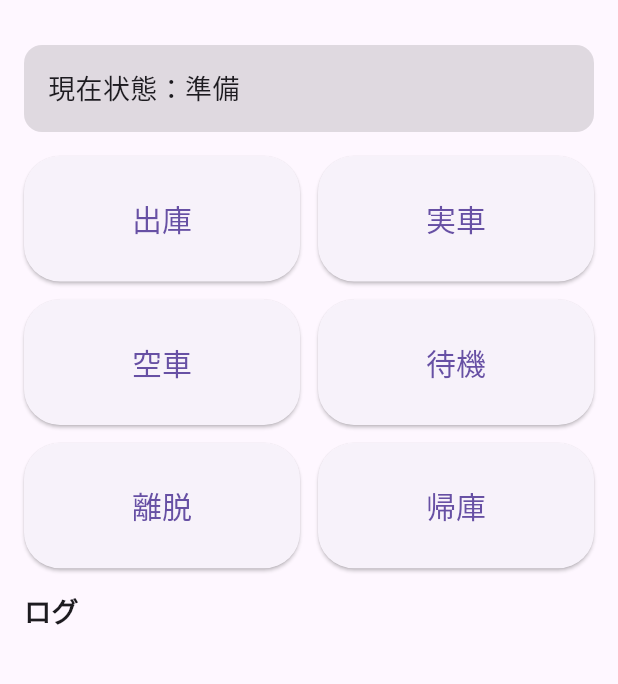
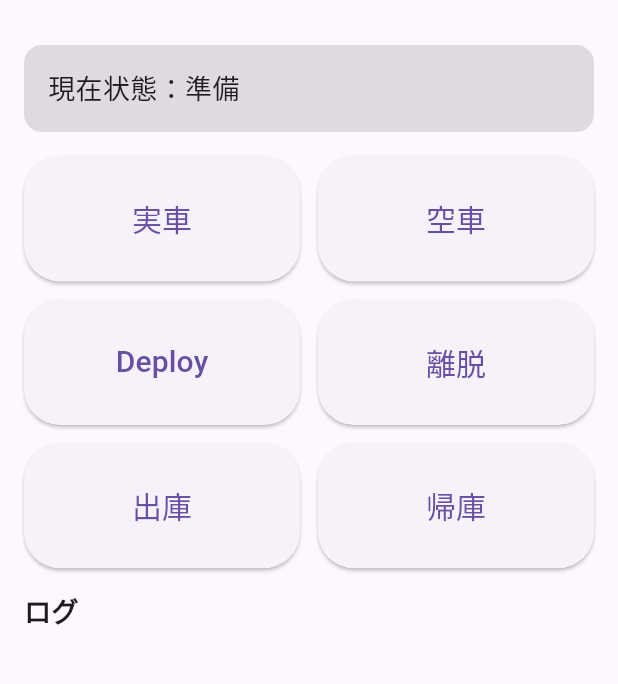
Before and after one commit to makoto8410/KUSOKEN, a Flutter app: the screen it shows after launch, on a phone screen of 412 x 824 dp, the part 63-747 px from its top. Run offline on Flutter 3.47's test engine with Material 3 defaults, Android fonts, the light colour scheme and no system bars.

Commit message:
イベント表示と送信データを分離

```diff
--- a/lib/main.dart
+++ b/lib/main.dart
@@ -32,7 +32,7 @@ class _TavHomePageState extends State<TavHomePage> {
 
   final String gasUrl = 'https://script.google.com/macros/s/AKfycbzns00R_lxJCCPAEHtNNWemVXitSxQWydvrfUFlX1-lji31jbPffi5nNaWlsH0XZx7E/exec';
 
-    void addLog(String label) async {
+    void addLog(String label, String event) async {
     final now = DateTime.now();
 
     setState(() {
@@ -52,8 +52,8 @@ class _TavHomePageState extends State<TavHomePage> {
     'Content-Type': 'text/plain',
   },
   body: jsonEncode({
-    'event': label,
-    'status': label,
+  'event': event,
+  'status': event,
   'source': 'Flutter',
   'note': 'button tap',
   }),
@@ -69,9 +69,9 @@ class _TavHomePageState extends State<TavHomePage> {
     }
   }
 
-  Widget buildEventButton(String label) {
+ Widget _buildButton(String label, String event) {
     return ElevatedButton(
-      onPressed: () => addLog(label),
+     onPressed: () => addLog(label, event),
       style: ElevatedButton.styleFrom(
         minimumSize: const Size.fromHeight(72),
         shape: RoundedRectangleBorder(
@@ -87,8 +87,14 @@ class _TavHomePageState extends State<TavHomePage> {
 
   @override
   Widget build(BuildContext context) {
-    final buttons = ['出庫', '実車', '空車', '待機', '離脱', '帰庫'];
-
+   final buttons = [
+  {"label": "実車", "event": "pickup"},
+  {"label": "空車", "event": "dropoff"},
+  {"label": "Deploy", "event": "deploy"},
+  {"label": "離脱", "event": "leave"},
+  {"label": "出庫", "event": "startwork"},
+  {"label": "帰庫", "event": "endwork"},
+];
     return Scaffold(
       appBar: AppBar(
         title: const Text('KUSOKEN TAV β'),
@@ -118,7 +124,11 @@ class _TavHomePageState extends State<TavHomePage> {
   mainAxisSpacing: 12,
   crossAxisSpacing: 12,
   childAspectRatio: 2.2,
-              children: buttons.map(buildEventButton).toList(),
+  children: buttons.map((button) {
+    final label = button["label"] as String;
+    final event = button["event"] as String;
+    return _buildButton(label, event);
+  }).toList(),
 ),
 
             const SizedBox(height: 16),
```
Lines whose indentation alone changed are shown as unchanged.
